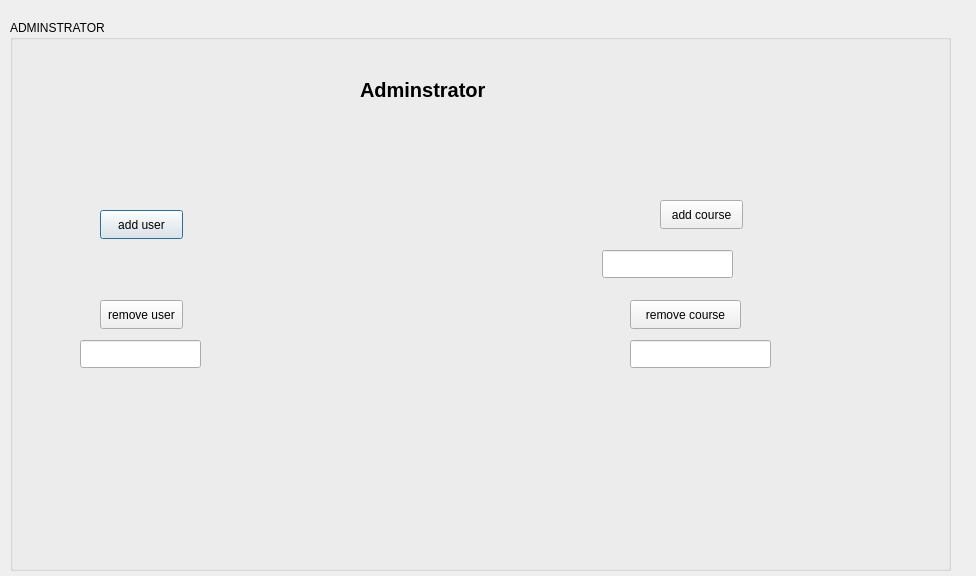
Qt form SRC/adminstrator.ui (EyadEhab/studentManagementSystem) before a commit.
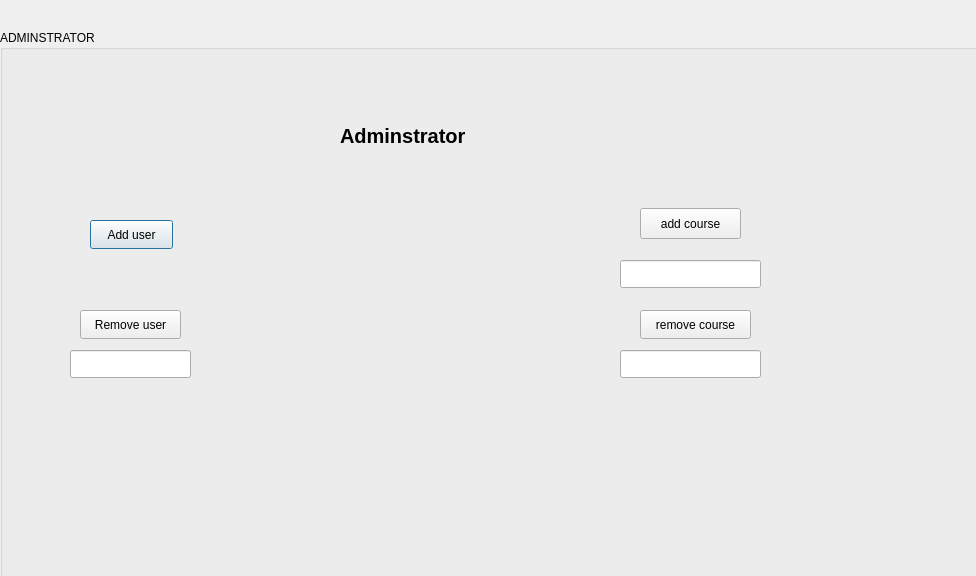
The same form after that commit.

```diff
--- a/SRC/adminstrator.ui
+++ b/SRC/adminstrator.ui
@@ -16,9 +16,9 @@
   <widget class="QGroupBox" name="groupBox">
    <property name="geometry">
     <rect>
-     <x>10</x>
-     <y>20</y>
-     <width>941</width>
+     <x>0</x>
+     <y>30</y>
+     <width>1021</width>
      <height>551</height>
     </rect>
    </property>
@@ -28,10 +28,10 @@
    <widget class="QLabel" name="label">
     <property name="geometry">
      <rect>
-      <x>350</x>
-      <y>60</y>
-      <width>181</width>
-      <height>20</height>
+      <x>340</x>
+      <y>80</y>
+      <width>161</width>
+      <height>51</height>
      </rect>
     </property>
     <property name="font">
@@ -54,29 +54,29 @@
      </rect>
     </property>
     <property name="text">
-     <string>add user</string>
+     <string>Add user</string>
     </property>
    </widget>
    <widget class="QPushButton" name="removeUser">
     <property name="geometry">
      <rect>
-      <x>90</x>
+      <x>80</x>
       <y>280</y>
-      <width>83</width>
+      <width>101</width>
       <height>29</height>
      </rect>
     </property>
     <property name="text">
-     <string>remove user</string>
+     <string>Remove user</string>
     </property>
    </widget>
    <widget class="QPushButton" name="addCourse">
     <property name="geometry">
      <rect>
-      <x>650</x>
-      <y>180</y>
-      <width>83</width>
-      <height>29</height>
+      <x>640</x>
+      <y>178</y>
+      <width>101</width>
+      <height>31</height>
      </rect>
     </property>
     <property name="text">
@@ -86,7 +86,7 @@
    <widget class="QPushButton" name="removeCourse">
     <property name="geometry">
      <rect>
-      <x>620</x>
+      <x>640</x>
       <y>280</y>
       <width>111</width>
       <height>29</height>
@@ -109,9 +109,9 @@
    <widget class="QLineEdit" name="addCourse1">
     <property name="geometry">
      <rect>
-      <x>592</x>
+      <x>620</x>
       <y>230</y>
-      <width>131</width>
+      <width>141</width>
       <height>28</height>
      </rect>
     </property>
```
Left out of the diff: 4 changed lines with no effect on the pictures.
